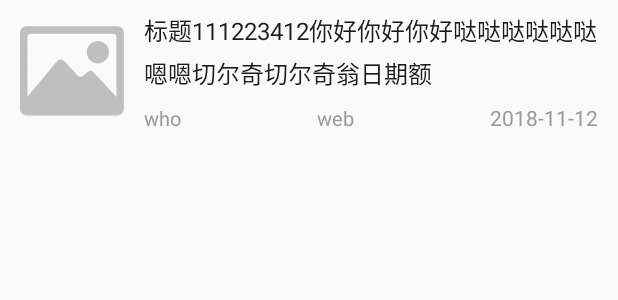
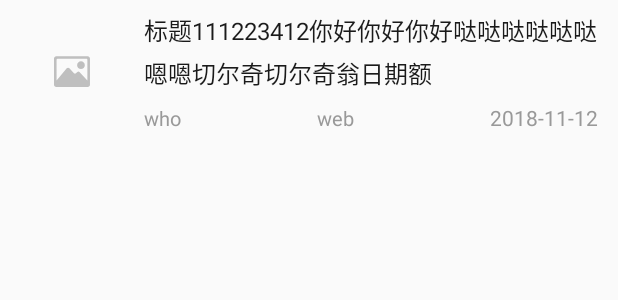
Before and after one commit to limpid100/TechReading, an Android app: the layout item_view_recycler.xml on its own in the app's theme, with its tools: preview values and no code run, on a phone screen of 412 x 824 dp. Shown: the top 300 px of the screen. Run offline under Robolectric (Android 15) with nearby library versions, the phone set to English and light mode, and no system bars.

Commit message:
1.添加round 图标 2.调整图片显示方式

```diff
--- a/app/src/main/AndroidManifest.xml
+++ b/app/src/main/AndroidManifest.xml
@@ -2,11 +2,13 @@
 <manifest xmlns:android="http://schemas.android.com/apk/res/android"
     xmlns:tools="http://schemas.android.com/tools"
     package="com.dxl.techreading">
+
     <uses-permission android:name="android.permission.INTERNET"/>
 
     <application
         android:allowBackup="true"
         android:icon="@mipmap/ic_launcher"
+        android:roundIcon="@mipmap/ic_launcher_round"
         android:label="@string/app_name"
         android:supportsRtl="true"
         android:theme="@style/AppTheme"
--- a/app/src/main/java/com/dxl/techreading/adapter/CategoryRecyclerAdapter.java
+++ b/app/src/main/java/com/dxl/techreading/adapter/CategoryRecyclerAdapter.java
@@ -43,6 +43,7 @@ public class CategoryRecyclerAdapter
             Glide.with(mContext)
                     .load(images.get(0))
                     .error(R.drawable.ic_default_image)
+                    .placeholder(R.drawable.ic_default_image)
                     .into(imageView);
         }else {
             Glide.with(mContext)
--- a/app/src/main/res/layout/item_view_recycler.xml
+++ b/app/src/main/res/layout/item_view_recycler.xml
@@ -9,10 +9,10 @@
         android:padding="5dp"
         android:id="@+id/imageView"
         android:layout_width="80dp"
+        android:scaleType="center"
         android:layout_height="80dp"
         android:layout_marginStart="8dp"
         android:layout_marginTop="8dp"
-        android:scaleType="fitXY"
         android:src="@drawable/ic_default_image"
         app:layout_constraintStart_toStartOf="parent"
         app:layout_constraintTop_toTopOf="parent" />
--- a/app/src/main/res/values/strings.xml
+++ b/app/src/main/res/values/strings.xml
@@ -1,4 +1,4 @@
 <resources>
-    <string name="app_name">TechReading</string>
+    <string name="app_name">TR</string>
     <string name="title_activity_main">MainActivity</string>
 </resources>
```
Also changed, not shown: app/src/main/ic_launcher-web.png, app/src/main/ic_launcher_round-web.png (added), app/src/main/res/mipmap-hdpi/ic_launcher.png, app/src/main/res/mipmap-hdpi/ic_launcher_round.png (added), app/src/main/res/mipmap-mdpi/ic_launcher.png, app/src/main/res/mipmap-mdpi/ic_launcher_round.png (added), app/src/main/res/mipmap-xhdpi/ic_launcher.png, app/src/main/res/mipmap-xhdpi/ic_launcher_round.png (added), app/src/main/res/mipmap-xxhdpi/ic_launcher.png, app/src/main/res/mipmap-xxhdpi/ic_launcher_round.png (added), app/src/main/res/mipmap-xxxhdpi/ic_launcher.png, app/src/main/res/mipmap-xxxhdpi/ic_launcher_round.png (added).
